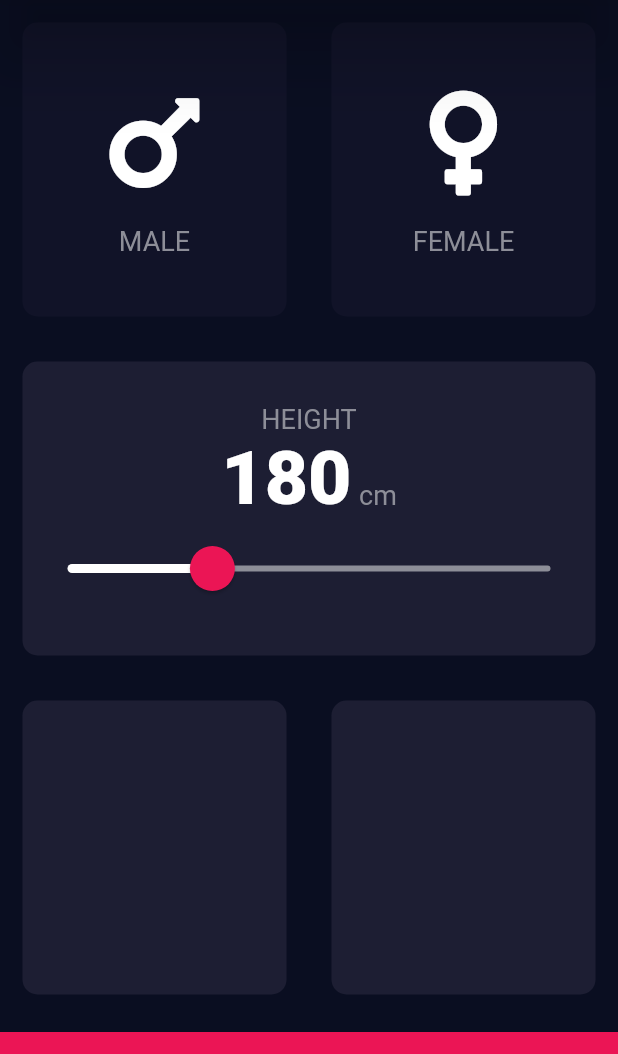
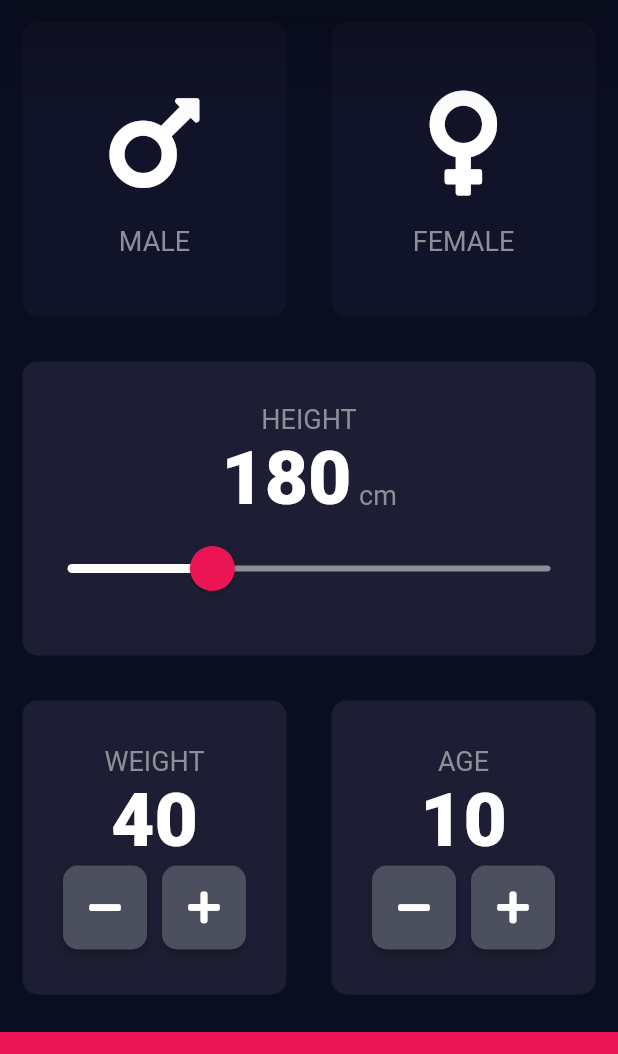
Before and after one commit to Maxondria/flutter-bmi-calculator-app, a Flutter app: the screen it shows after launch, on a phone screen of 412 x 824 dp, the part 84-1138 px from its top. Run offline on Flutter 3.47's test engine with Material 2 defaults, Android fonts, the phone set to English and light mode, and no system bars; our stand-ins replace font_awesome_flutter.

Commit message:
create a reusable custom FAB using the flutter FAB creation class

```diff
--- a/lib/widgets/input_page_screen.dart
+++ b/lib/widgets/input_page_screen.dart
@@ -14,6 +14,8 @@ class InputPage extends StatefulWidget {
 class _InputPageState extends State<InputPage> {
   Gender activeGender;
   int height = 180;
+  int weight = 40;
+  int age = 10;
 
   @override
   Widget build(BuildContext context) {
@@ -105,11 +107,77 @@ class _InputPageState extends State<InputPage> {
                 Expanded(
                   child: ReusableCard(
                     color: kACTIVE_CARD_COLOR,
+                    cardChild: Column(
+                      mainAxisAlignment: MainAxisAlignment.center,
+                      children: <Widget>[
+                        Text(
+                          'WEIGHT',
+                          style: kLABEL_TEXTSTYLE,
+                        ),
+                        Text(
+                          weight.toString(),
+                          style: kNUMBER_TEXTSTYLE,
+                        ),
+                        Row(
+                          mainAxisAlignment: MainAxisAlignment.center,
+                          children: <Widget>[
+                            RoundIconButton(
+                              icon: FontAwesomeIcons.minus,
+                              onPressed: () => setState(() {
+                                weight--;
+                              }),
+                            ),
+                            SizedBox(
+                              width: 10.0,
+                            ),
+                            RoundIconButton(
+                              icon: FontAwesomeIcons.plus,
+                              onPressed: () => setState(() {
+                                weight++;
+                              }),
+                            ),
+                          ],
+                        )
+                      ],
+                    ),
                   ),
                 ),
                 Expanded(
                   child: ReusableCard(
                     color: kACTIVE_CARD_COLOR,
+                    cardChild: Column(
+                      mainAxisAlignment: MainAxisAlignment.center,
+                      children: <Widget>[
+                        Text(
+                          'AGE',
+                          style: kLABEL_TEXTSTYLE,
+                        ),
+                        Text(
+                          age.toString(),
+                          style: kNUMBER_TEXTSTYLE,
+                        ),
+                        Row(
+                          mainAxisAlignment: MainAxisAlignment.center,
+                          children: <Widget>[
+                            RoundIconButton(
+                              icon: FontAwesomeIcons.minus,
+                              onPressed: () => setState(() {
+                                age--;
+                              }),
+                            ),
+                            SizedBox(
+                              width: 10.0,
+                            ),
+                            RoundIconButton(
+                              icon: FontAwesomeIcons.plus,
+                              onPressed: () => setState(() {
+                                age++;
+                              }),
+                            ),
+                          ],
+                        )
+                      ],
+                    ),
                   ),
                 ),
               ],
@@ -126,3 +194,26 @@ class _InputPageState extends State<InputPage> {
     );
   }
 }
+
+class RoundIconButton extends StatelessWidget {
+  final IconData icon;
+  final Function onPressed;
+
+  RoundIconButton({Key key, @required this.icon, this.onPressed});
+
+  @override
+  Widget build(BuildContext context) {
+    return RawMaterialButton(
+      onPressed: onPressed,
+      child: Icon(icon),
+      shape: RoundedRectangleBorder(
+        borderRadius: BorderRadius.circular(10.0),
+      ),
+      fillColor: Color(0xFF4C4F5E),
+      constraints: BoxConstraints.tightFor(
+        width: 56.0,
+        height: 56.0,
+      ),
+    );
+  }
+}
```
